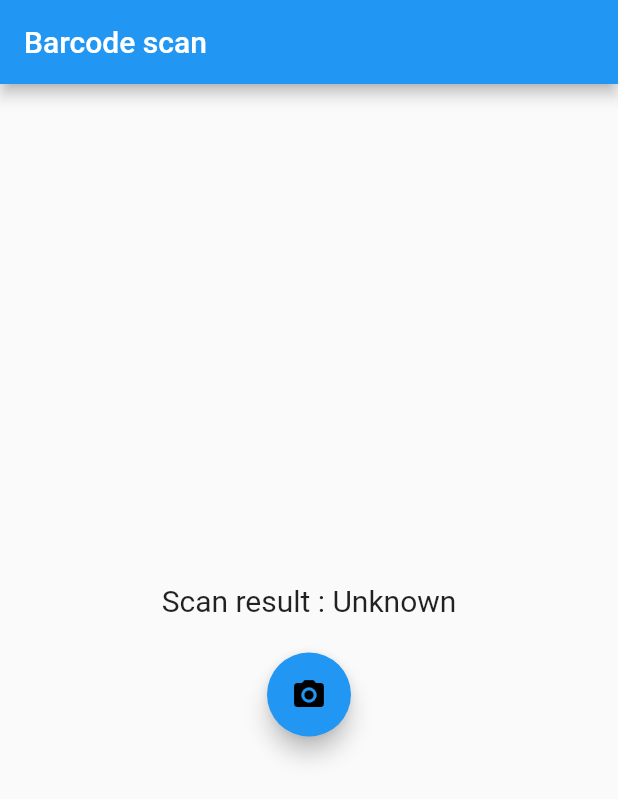
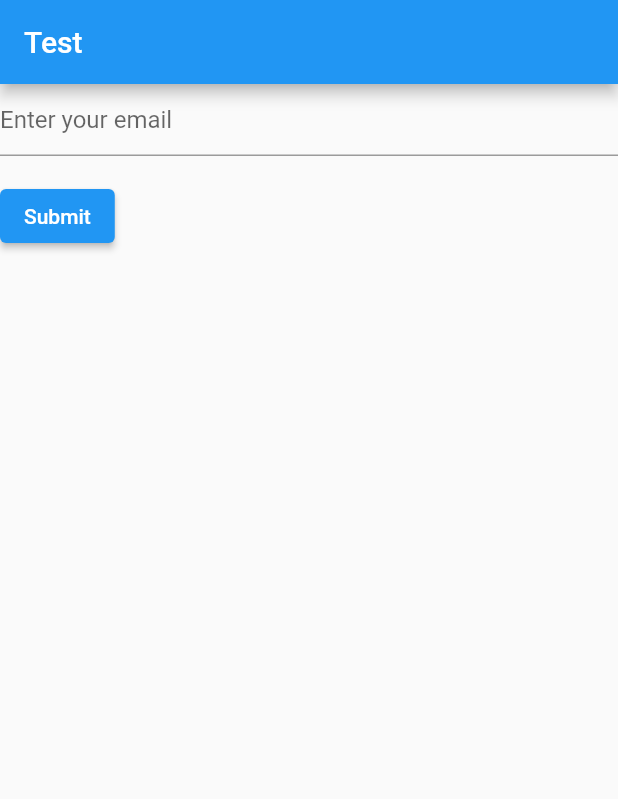
Before and after one commit to polo5922/GoStyle, a Flutter app: the screen it shows after launch, on a phone screen of 412 x 824 dp. Shown: the top 799 px of the screen. Run offline on Flutter 3.47's test engine with Material 2 defaults, Android fonts, the phone set to English and light mode, and no system bars; missing offline and left inert: flutter_barcode_scanner.

Commit message:
update to 2.0 and mainView done

```diff
--- a/lib/main.dart
+++ b/lib/main.dart
@@ -1,93 +1,67 @@
-import 'dart:async';
 import 'package:flutter/material.dart';
-import 'package:flutter/services.dart';
-import 'package:flutter_barcode_scanner/flutter_barcode_scanner.dart';
+//import 'package:scan_promo/home.dart';
 
-void main() => runApp(MaterialApp(
-      debugShowCheckedModeBanner: false,
-      home: HomePage(),
-    ));
+void main() => runApp(MyApp());
 
-class HomePage extends StatefulWidget {
-  @override
-  _HomePageState createState() => _HomePageState();
-}
-
-class _HomePageState extends State<HomePage> {
-  String _scanBarcode = 'Unknown';
-
-  @override
-  void initState() {
-    super.initState();
-  }
-
-  startBarcodeScanStream() async {
-    FlutterBarcodeScanner.getBarcodeStreamReceiver(
-            "#ff6666", "Cancel", true, ScanMode.BARCODE)
-        .listen((barcode) => print(barcode));
-  }
-
-  Future<void> scanQR() async {
-    String barcodeScanRes;
-
-    try {
-      barcodeScanRes = await FlutterBarcodeScanner.scanBarcode(
-          "#ff6666", "Cancel", true, ScanMode.QR);
-      print(barcodeScanRes);
-    } on PlatformException {
-      barcodeScanRes = 'Failed to get platform version.';
-    }
-
-    if (!mounted) return;
-
-    setState(() {
-      _scanBarcode = barcodeScanRes;
-    });
-  }
-
-  Future<void> scanBarcodeNormal() async {
-    String barcodeScanRes;
-    // Platform messages may fail, so we use a try/catch PlatformException.
-    try {
-      barcodeScanRes = await FlutterBarcodeScanner.scanBarcode(
-          "#ff6666", "Cancel", true, ScanMode.BARCODE);
-      print(barcodeScanRes);
-    } on PlatformException {
-      barcodeScanRes = 'Failed to get platform version.';
-    }
-
-    // If the widget was removed from the tree while the asynchronous platform
-    // message was in flight, we want to discard the reply rather than calling
-    // setState to update our non-existent appearance.
-    if (!mounted) return;
-
-    setState(() {
-      _scanBarcode = barcodeScanRes;
-    });
-  }
+/// This is the main application widget.
+class MyApp extends StatelessWidget {
+  static const String _title = 'Test';
 
   @override
   Widget build(BuildContext context) {
     return MaterialApp(
-        home: Scaffold(
-            appBar: AppBar(title: const Text('Barcode scan')),
-            body: Builder(builder: (BuildContext context) {
-              return Container(
-                alignment: Alignment.center,
-                child: Flex(
-                    direction: Axis.vertical,
-                    mainAxisAlignment: MainAxisAlignment.center,
-                    children: <Widget>[
-                      Text('Scan result : $_scanBarcode\n',
-                          style: TextStyle(fontSize: 20)),
-                      FloatingActionButton(
-                        backgroundColor: Colors.blue,
-                        foregroundColor: Colors.black,
-                        onPressed: () => scanQR(),
-                        child: Icon(Icons.camera_alt),
-                      )
-                    ]),
-              );
-            })));
+      title: _title,
+      home: Scaffold(
+        appBar: AppBar(title: const Text(_title)),
+        body: MyEmailInput(),
+      ),
+    );
   }
 }
+
+class MyEmailInput extends StatefulWidget {
+  MyEmailInput({Key? key}) : super(key: key);
+
+  @override
+  _MyEmailInputState createState() => _MyEmailInputState();
+}
+
+class _MyEmailInputState extends State<MyEmailInput> {
+  final _formKey = GlobalKey<FormState>();
+
+  @override
+  Widget build(BuildContext context) {
+    return Form(
+      key: _formKey,
+      child: Column(
+        crossAxisAlignment: CrossAxisAlignment.start,
+        children: <Widget>[
+          TextFormField(
+            decoration: const InputDecoration(
+              hintText: 'Enter your email',
+            ),
+            validator: (value) {
+              if (value!.isEmpty) {
+                return 'Please enter some text';
+              }
+              return null;
+            },
+          ),
+          Padding(
+            padding: const EdgeInsets.symmetric(vertical: 16.0),
+            child: ElevatedButton(
+              onPressed: () {
+                // Validate will return true if the form is valid, or false if
+                // the form is invalid.
+                if (_formKey.currentState!.validate()) {
+                  // Process data.
+                }
+              },
+              child: Text('Submit'),
+            ),
+          ),
+        ],
+      ),
+    );
+  }
+}
--- a/pubspec.yaml
+++ b/pubspec.yaml
@@ -18,10 +18,10 @@ publish_to: "none" # Remove this line if you wish to publish to pub.dev
 version: 1.0.0+1
 
 environment:
-  sdk: ">=2.7.0 <3.0.0"
+  sdk: ">=2.12.0 <3.0.0"
 
 dependencies:
-  flutter_barcode_scanner: ^1.0.2
+  flutter_barcode_scanner: ^2.0.0-nullsafety.0
   flutter:
     sdk: flutter
 
```
Also changed, not shown: lib/home.dart (added, +88 -0 lines), pubspec.lock.
